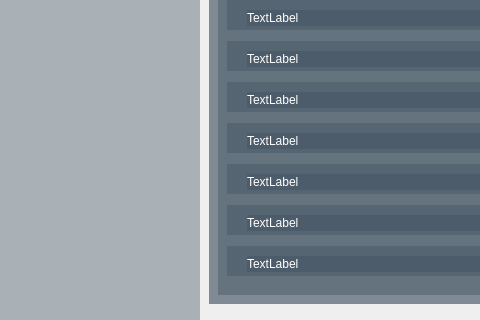
Qt form interface.ui (Loftkn/wifi) before a commit; both pictures show x 0 to 480 and y 350 to 670 of the 1062 by 670 pixel window.
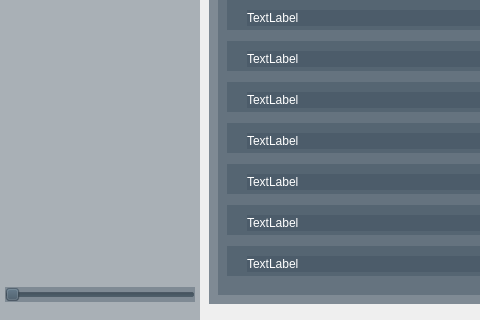
The same form after that commit. Icons and pictures are not drawn.

Patch:
```diff
--- a/interface.ui
+++ b/interface.ui
@@ -293,6 +293,13 @@
             </layout>
            </widget>
           </item>
+          <item>
+           <widget class="QSlider" name="horizontalSlider">
+            <property name="orientation">
+             <enum>Qt::Horizontal</enum>
+            </property>
+           </widget>
+          </item>
          </layout>
         </widget>
        </item>
```
Left out of the diff: 6 changed lines with no effect on the pictures.
